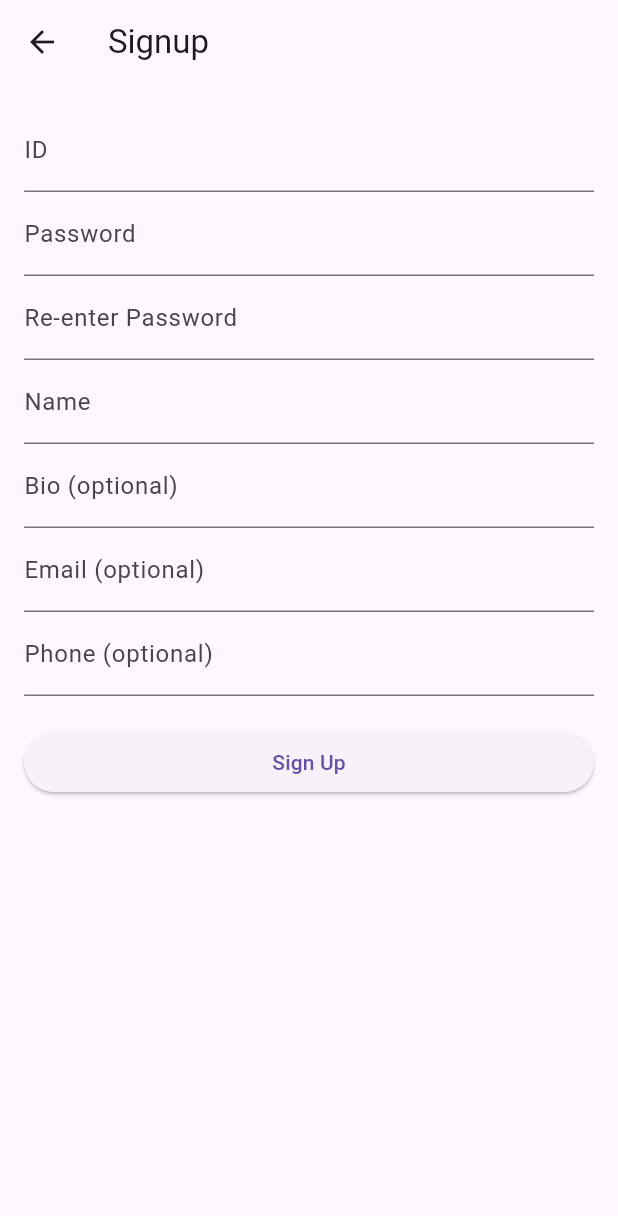
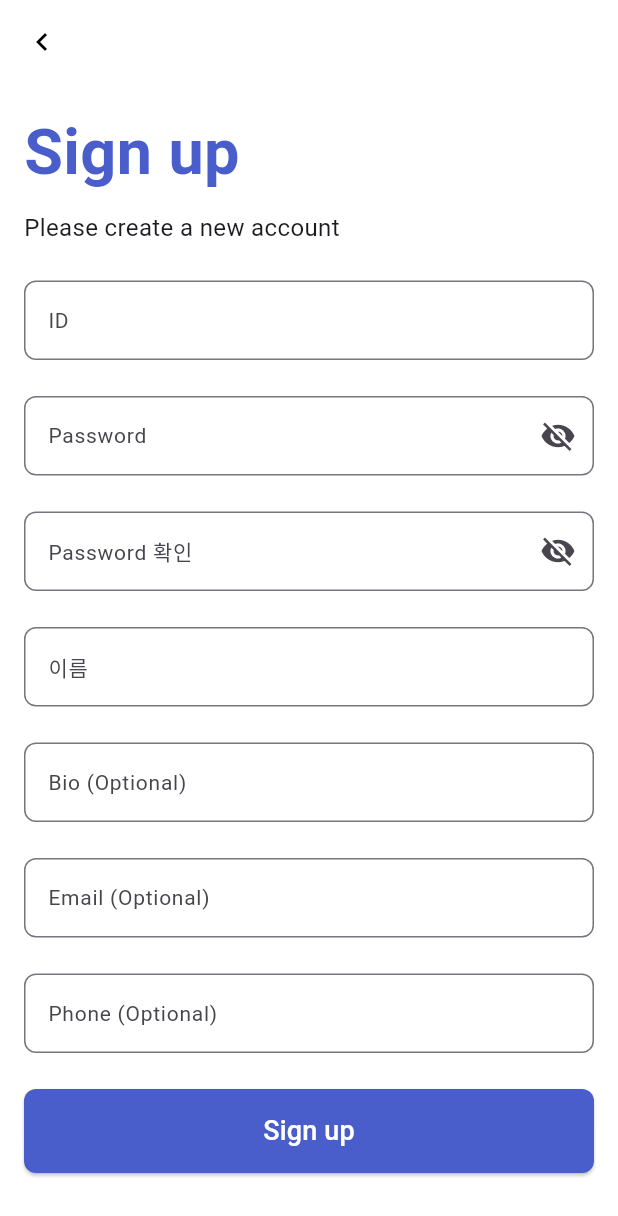
Before and after one commit to yangjh05/MadCampWeek2, a Flutter app: the SignUpScreen screen opened directly, on a phone screen of 412 x 824 dp. Shown: the top 1216 px of the screen. Run offline on Flutter 3.47's test engine with Material 3 defaults, Android fonts, the phone set to English and light mode, and no system bars; our stand-ins replace google_sign_in.

Commit message:
회원가입 페이지 디자인 수정

```diff
--- a/lib/sign_up_page.dart
+++ b/lib/sign_up_page.dart
@@ -16,6 +16,8 @@ class _SignUpScreenState extends State<SignUpScreen> {
   final _bioController = TextEditingController();
   final _emailController = TextEditingController();
   final _phoneController = TextEditingController();
+  bool _passwordVisible = false;
+  bool _rePasswordVisible = false;
 
   Future<void> _signup() async {
     if (_formKey.currentState!.validate()) {
@@ -55,21 +57,63 @@ class _SignUpScreenState extends State<SignUpScreen> {
     }
   }
 
+  InputDecoration _inputDecoration(String labelText) {
+    return InputDecoration(
+      labelText: labelText,
+      floatingLabelBehavior: FloatingLabelBehavior.auto,
+      border: OutlineInputBorder(
+        borderRadius: BorderRadius.circular(8.0),
+        borderSide: BorderSide(
+          color: Colors.grey,
+        ),
+      ),
+      focusedBorder: OutlineInputBorder(
+        borderRadius: BorderRadius.circular(8.0),
+        borderSide: BorderSide(
+          color: Color(0xFF495ECA),
+        ),
+      ),
+      labelStyle: TextStyle(fontSize: 14),
+    );
+  }
+
   @override
   Widget build(BuildContext context) {
     return Scaffold(
       appBar: AppBar(
-        title: Text('Signup'),
+        backgroundColor: Colors.white,
+        elevation: 0,
+        leading: IconButton(
+          icon: Icon(Icons.chevron_left, color: Colors.black),
+          onPressed: () {
+            Navigator.pop(context);
+          },
         ),
-      body: Padding(
+      ),
+      backgroundColor: Colors.white,
+      body: GestureDetector(
+        onTap: () {
+          FocusScope.of(context).unfocus();
+        },
+        child: Padding(
           padding: EdgeInsets.all(16.0),
           child: Form(
             key: _formKey,
             child: ListView(
               children: <Widget>[
+                Text('Sign up',
+                    style: TextStyle(
+                        fontSize: 42,
+                        color: Color(0xFF495ECA),
+                        fontWeight: FontWeight.bold)),
+                SizedBox(height: 8),
+                Text('Please create a new account',
+                    style: TextStyle(fontSize: 16)),
+                SizedBox(height: 24),
                 TextFormField(
                   controller: _usernameController,
-                decoration: InputDecoration(labelText: 'ID'),
+                  decoration: _inputDecoration('ID'),
+                  style: TextStyle(fontSize: 14),
                   validator: (value) {
                     if (value == null || value.isEmpty) {
                       return 'Please enter your user ID';
@@ -77,10 +121,40 @@ class _SignUpScreenState extends State<SignUpScreen> {
                     return null;
                   },
                 ),
+                SizedBox(height: 24),
                 TextFormField(
                   controller: _passwordController,
-                decoration: InputDecoration(labelText: 'Password'),
-                obscureText: true,
+                  decoration: InputDecoration(
+                    labelText: 'Password',
+                    floatingLabelBehavior: FloatingLabelBehavior.auto,
+                    border: OutlineInputBorder(
+                      borderRadius: BorderRadius.circular(8.0),
+                      borderSide: BorderSide(
+                        color: Colors.grey,
+                      ),
+                    ),
+                    focusedBorder: OutlineInputBorder(
+                      borderRadius: BorderRadius.circular(8.0),
+                      borderSide: BorderSide(
+                        color: Color(0xFF495ECA),
+                      ),
+                    ),
+                    suffixIcon: IconButton(
+                      icon: Icon(
+                        _passwordVisible
+                            ? Icons.visibility
+                            : Icons.visibility_off,
+                      ),
+                      onPressed: () {
+                        setState(() {
+                          _passwordVisible = !_passwordVisible;
+                        });
+                      },
+                    ),
+                    labelStyle: TextStyle(fontSize: 14),
+                  ),
+                  obscureText: !_passwordVisible,
+                  style: TextStyle(fontSize: 14),
                   validator: (value) {
                     if (value == null || value.isEmpty) {
                       return 'Please enter your password';
@@ -88,10 +162,40 @@ class _SignUpScreenState extends State<SignUpScreen> {
                     return null;
                   },
                 ),
+                SizedBox(height: 24),
                 TextFormField(
                   controller: _rePasswordController,
-                decoration: InputDecoration(labelText: 'Re-enter Password'),
-                obscureText: true,
+                  decoration: InputDecoration(
+                    labelText: 'Password 확인',
+                    floatingLabelBehavior: FloatingLabelBehavior.auto,
+                    border: OutlineInputBorder(
+                      borderRadius: BorderRadius.circular(8.0),
+                      borderSide: BorderSide(
+                        color: Colors.grey,
+                      ),
+                    ),
+                    focusedBorder: OutlineInputBorder(
+                      borderRadius: BorderRadius.circular(8.0),
+                      borderSide: BorderSide(
+                        color: Color(0xFF495ECA),
+                      ),
+                    ),
+                    suffixIcon: IconButton(
+                      icon: Icon(
+                        _rePasswordVisible
+                            ? Icons.visibility
+                            : Icons.visibility_off,
+                      ),
+                      onPressed: () {
+                        setState(() {
+                          _rePasswordVisible = !_rePasswordVisible;
+                        });
+                      },
+                    ),
+                    labelStyle: TextStyle(fontSize: 14),
+                  ),
+                  obscureText: !_rePasswordVisible,
+                  style: TextStyle(fontSize: 14),
                   validator: (value) {
                     if (value == null || value.isEmpty) {
                       return 'Please re-enter your password';
@@ -102,9 +206,11 @@ class _SignUpScreenState extends State<SignUpScreen> {
                     return null;
                   },
                 ),
+                SizedBox(height: 24),
                 TextFormField(
                   controller: _nameController,
-                decoration: InputDecoration(labelText: 'Name'),
+                  decoration: _inputDecoration('이름'),
+                  style: TextStyle(fontSize: 14),
                   validator: (value) {
                     if (value == null || value.isEmpty) {
                       return 'Please enter your name';
@@ -112,26 +218,41 @@ class _SignUpScreenState extends State<SignUpScreen> {
                     return null;
                   },
                 ),
+                SizedBox(height: 24),
                 TextFormField(
                   controller: _bioController,
-                decoration: InputDecoration(labelText: 'Bio (optional)'),
+                  decoration: _inputDecoration('Bio (Optional)'),
+                  style: TextStyle(fontSize: 14),
                 ),
+                SizedBox(height: 24),
                 TextFormField(
                   controller: _emailController,
-                decoration: InputDecoration(labelText: 'Email (optional)'),
+                  decoration: _inputDecoration('Email (Optional)'),
                   keyboardType: TextInputType.emailAddress,
+                  style: TextStyle(fontSize: 14),
                 ),
+                SizedBox(height: 24),
                 TextFormField(
                   controller: _phoneController,
-                decoration: InputDecoration(labelText: 'Phone (optional)'),
+                  decoration: _inputDecoration('Phone (Optional)'),
                   keyboardType: TextInputType.phone,
+                  style: TextStyle(fontSize: 14),
                 ),
-              SizedBox(height: 20),
+                SizedBox(height: 24),
                 ElevatedButton(
                   onPressed: _signup,
-                child: Text('Sign Up'),
+                  child: Text('Sign up',
+                      style: TextStyle(color: Colors.white, fontSize: 18)),
+                  style: ElevatedButton.styleFrom(
+                    backgroundColor: Color(0xFF495ECA),
+                    padding: EdgeInsets.symmetric(vertical: 15),
+                    shape: RoundedRectangleBorder(
+                      borderRadius: BorderRadius.circular(8),
+                    ),
+                  ),
                 ),
               ],
+            ),
           ),
         ),
       ),
```
Lines whose indentation alone changed are shown as unchanged.
